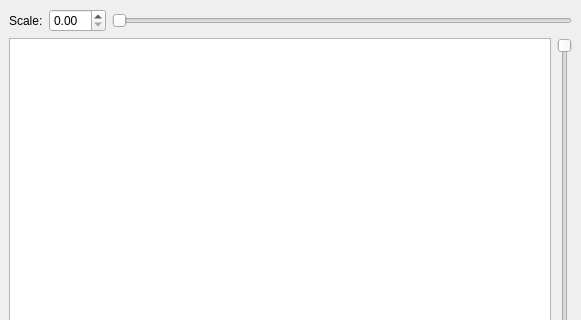
This is Maya_Tools/Developer/Main/UI/Decal_Form.ui in code-google-com/mayatools as Qt 5 draws it before an edit; both pictures show x 0 to 581 and y 0 to 320 of the 581 by 652 pixel window. The edited form follows.
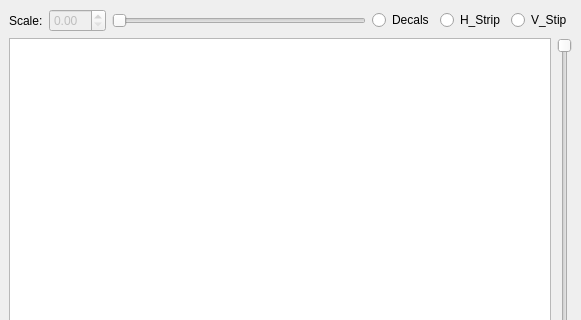
This is the edited form.

What changed in the file:
```diff
--- a/Maya_Tools/Developer/Main/UI/Decal_Form.ui
+++ b/Maya_Tools/Developer/Main/UI/Decal_Form.ui
@@ -36,7 +36,7 @@
       <item>
        <widget class="QDoubleSpinBox" name="dblBox">
         <property name="enabled">
-         <bool>true</bool>
+         <bool>false</bool>
         </property>
        </widget>
       </item>
@@ -50,6 +50,36 @@
         </property>
        </widget>
       </item>
+      <item>
+       <widget class="QRadioButton" name="rdbDecal">
+        <property name="text">
+         <string>Decals</string>
+        </property>
+        <attribute name="buttonGroup">
+         <string notr="true">buttonGroup</string>
+        </attribute>
+       </widget>
+      </item>
+      <item>
+       <widget class="QRadioButton" name="rdbHStrip">
+        <property name="text">
+         <string>H_Strip</string>
+        </property>
+        <attribute name="buttonGroup">
+         <string notr="true">buttonGroup</string>
+        </attribute>
+       </widget>
+      </item>
+      <item>
+       <widget class="QRadioButton" name="rdbVStrip">
+        <property name="text">
+         <string>V_Stip</string>
+        </property>
+        <attribute name="buttonGroup">
+         <string notr="true">buttonGroup</string>
+        </attribute>
+       </widget>
+      </item>
      </layout>
     </item>
     <item>
```
Left out of the diff: 7 changed lines with no effect on the pictures.
